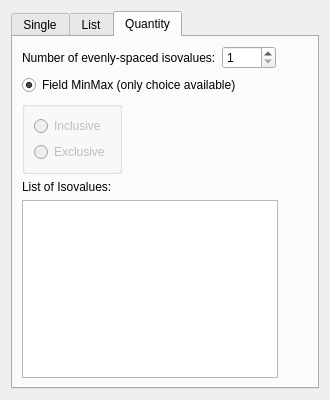
First picture: the form in src/Interface/Modules/Fields/ExtractSimpleIsosurface.ui, repository SCIInstitute/SCIRun, before the edit.
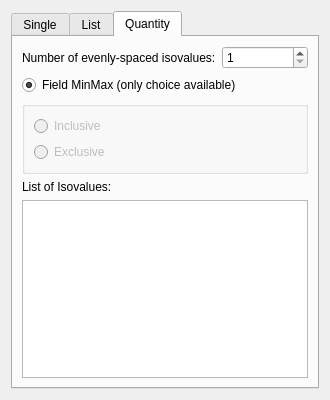
Second picture: the form after the edit. The open tabs and pages were chosen to show the change.

```diff
--- a/src/Interface/Modules/Fields/ExtractSimpleIsosurface.ui
+++ b/src/Interface/Modules/Fields/ExtractSimpleIsosurface.ui
@@ -79,7 +79,7 @@
       <attribute name="title">
        <string>Quantity</string>
       </attribute>
-      <layout class="QFormLayout" name="formLayout_2">
+      <layout class="QGridLayout" name="gridLayout">
        <item row="0" column="0">
         <layout class="QHBoxLayout" name="horizontalLayout">
          <item>
```
